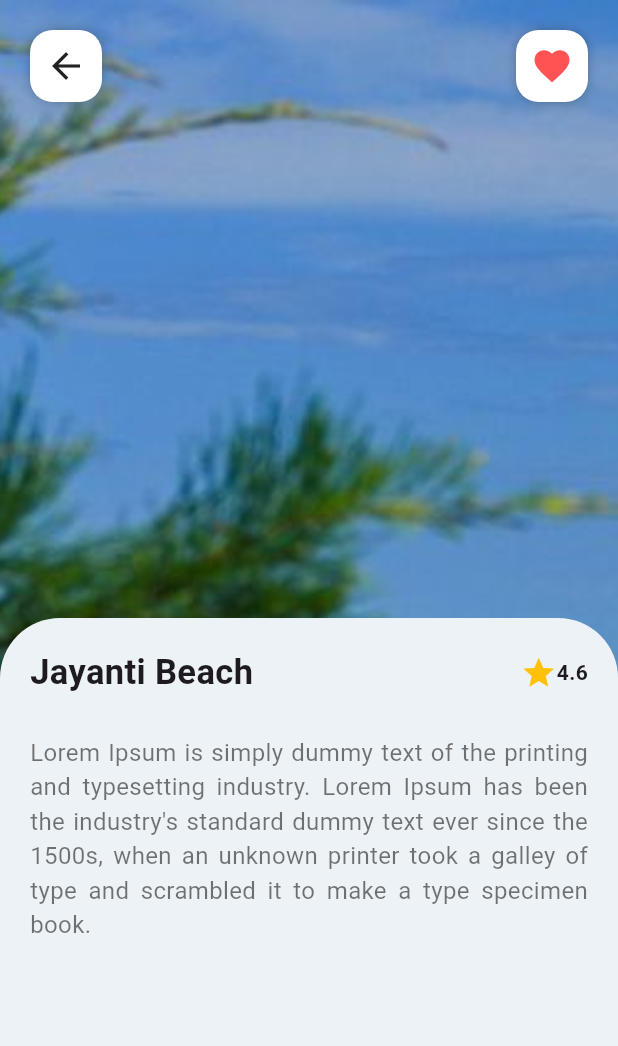
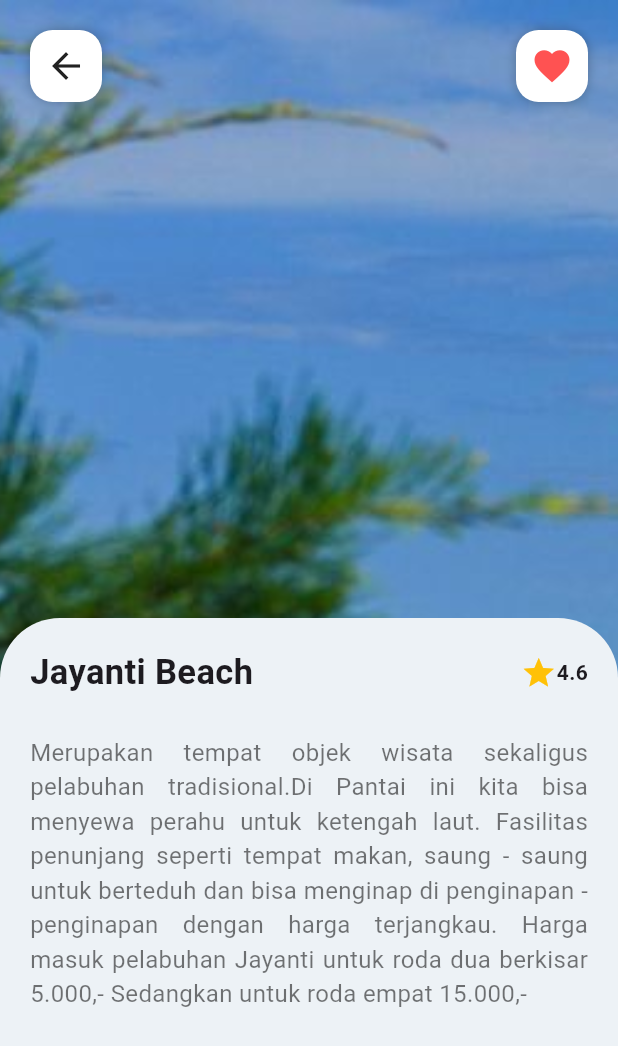
Before and after one commit to DescaMr/tubesmobile-project-baru, a Flutter app: the HomePage screen opened directly, after a tap on "Jayanti Beach", on a phone screen of 412 x 824 dp. Shown: the top 1046 px of the screen. Run offline on Flutter 3.47's test engine with Material 3 defaults, Android fonts, the phone set to English and light mode, and no system bars; our stand-ins replace animated_splash_screen, curved_navigation_bar, font_awesome_flutter.

Commit message:
add description for jayanti beach postscreen (Frian)

```diff
--- a/lib/components/post_bottom_bar.dart
+++ b/lib/components/post_bottom_bar.dart
@@ -51,7 +51,7 @@ class PostBottomBar extends StatelessWidget {
                 ),
                 SizedBox(height: 25),
                 Text(
-                  "Lorem Ipsum is simply dummy text of the printing and typesetting industry. Lorem Ipsum has been the industry's standard dummy text ever since the 1500s, when an unknown printer took a galley of type and scrambled it to make a type specimen book.",
+                  place.description,
                   style: TextStyle(color: Colors.black54, fontSize: 16),
                 textAlign: TextAlign.justify,
                 ),
--- a/lib/pages/dummy.data.dart
+++ b/lib/pages/dummy.data.dart
@@ -31,7 +31,7 @@ Beach(
 Beach(
   name: 'Jayanti Beach',
   Location: 'Cianjur',
-   description: 'ini adalah karang potong beach',
+   description: 'Merupakan tempat objek wisata sekaligus pelabuhan tradisional.Di Pantai ini kita bisa menyewa perahu untuk ketengah laut. Fasilitas penunjang seperti tempat makan, saung - saung untuk berteduh dan bisa menginap di penginapan - penginapan dengan harga terjangkau. Harga masuk pelabuhan Jayanti untuk roda dua berkisar 5.000,- Sedangkan untuk roda empat 15.000,-',
    rating: '4.6',
     openDay: 'open everyday',
      openTime: 'openTime',
```
